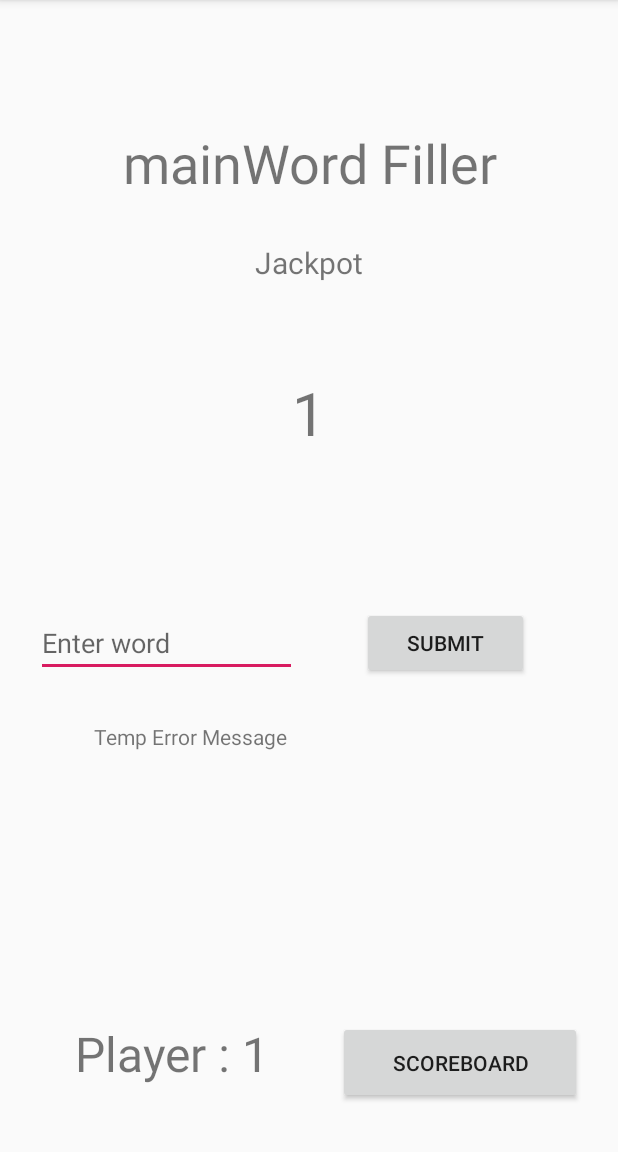
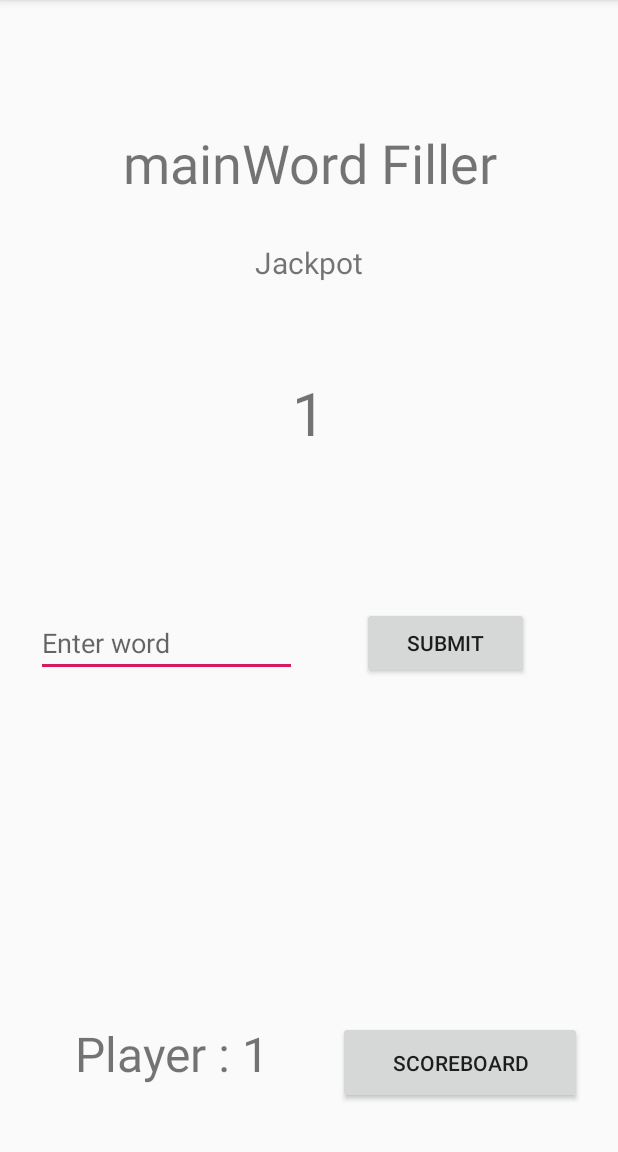
Before and after one commit to glie2/FreedomOfSpeech, an Android app: the GameActivity screen opened directly, with no data from a screen before it, on a phone screen of 412 x 824 dp, the part 84-1236 px from its top. Run offline under Robolectric (Android 15) with nearby library versions, the phone set to English and light mode, and no system bars.

Commit message:
GameActivity: worked on error handling

```diff
--- a/app/src/main/java/com/example/freedomofspeech/GameActivity.java
+++ b/app/src/main/java/com/example/freedomofspeech/GameActivity.java
@@ -64,6 +64,7 @@ public class GameActivity extends AppCompatActivity implements View.OnClickListe
         //Sets up Screen w/ correct jackpot value, palyer id, word at top
         jackpotNumber.setText(Integer.toString(MainActivity.jackpot));
         playerNumberTag.setText("Player : " + (MainActivity.playerIndex + 1));
+        errorMessage.setVisibility(TextView.INVISIBLE);
         //mainWord.setText(#getLastword)
 
 
@@ -90,10 +91,12 @@ public class GameActivity extends AppCompatActivity implements View.OnClickListe
                     MainActivity.playerIndex++;
                     if (MainActivity.playerIndex >= MainActivity.numPlayers) {
                         MainActivity.playerIndex = 0;
+                        MainActivity.jackpot+=1;
                     }
                     finish();
                     startActivity(getIntent());
-
+                } else {
+                    errorMessage.setVisibility(TextView.VISIBLE);
                 }
 
                 break;
--- a/app/src/main/java/com/example/freedomofspeech/MainActivity.java
+++ b/app/src/main/java/com/example/freedomofspeech/MainActivity.java
@@ -22,7 +22,6 @@ public class MainActivity extends AppCompatActivity {
     static int jackpot = 1;
     static int numPlayers = 1;
     static int playerIndex = 0;
-
 
 
     @Override
--- a/app/src/main/res/layout/activity_game.xml
+++ b/app/src/main/res/layout/activity_game.xml
@@ -94,7 +94,7 @@
         android:layout_marginTop="8dp"
         android:layout_marginEnd="8dp"
         android:layout_marginBottom="8dp"
-        android:text="Temp Error Message"
+        android:text="Sorry Invalid Input"
         app:layout_constraintBottom_toBottomOf="parent"
         app:layout_constraintEnd_toEndOf="parent"
         app:layout_constraintHorizontal_bias="0.568"
```
